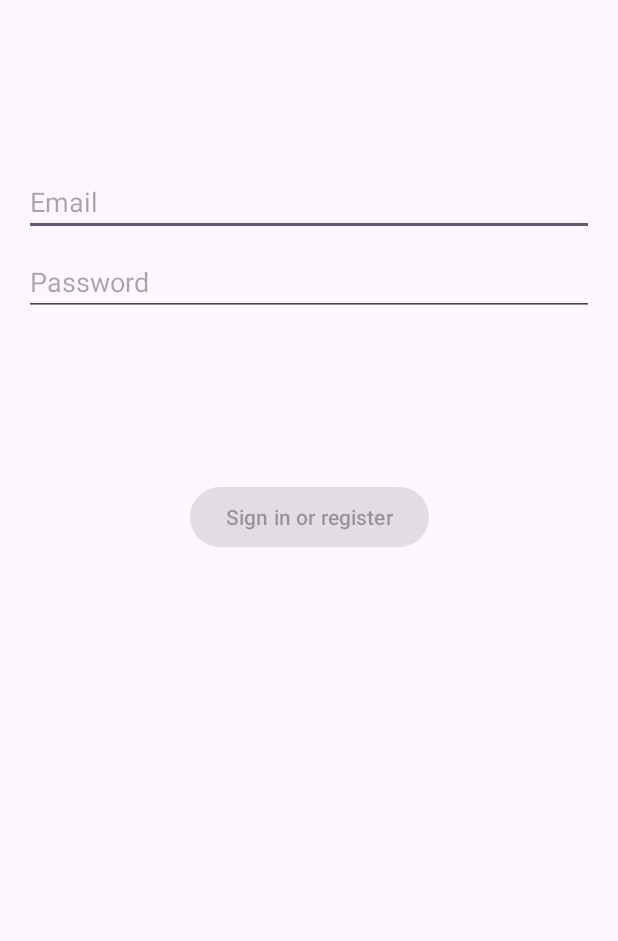
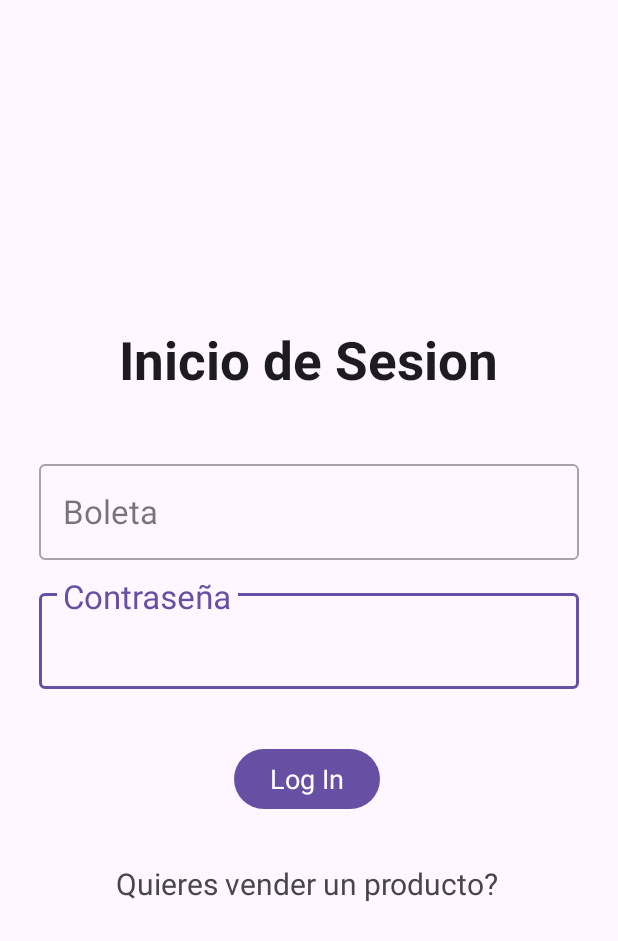
Before and after one commit to ShaytyReyna/MercaUPIICSA, an Android app: the LoginActivity screen opened directly, with no data from a screen before it, on a phone screen of 412 x 824 dp. Shown: the top 941 px of the screen. Run offline under Robolectric (Android 15) with nearby library versions, the phone set to English and light mode, and no system bars; 1 statement that could not run was skipped.

Commit message:
Agregar Register y Login
Se agregan las vistas que me paso Nami de Login y Register

```diff
--- a/app/src/main/java/com/example/proyectomovil/ui/login/LoginActivity.kt
+++ b/app/src/main/java/com/example/proyectomovil/ui/login/LoginActivity.kt
@@ -25,13 +25,14 @@ class LoginActivity : AppCompatActivity() {
         super.onCreate(savedInstanceState)
 
         binding = ActivityLoginBinding.inflate(layoutInflater)
-        setContentView(binding.root)
+        //setContentView(binding.root)
+        setContentView(R.layout.activity_login)
 
-        val username = binding.username
-        val password = binding.password
-        val login = binding.login
-        val loading = binding.loading
-
+        val username = binding.TILboleta
+        val password = binding.TILcontraseA
+        val login = binding.button
+        //val loading = binding.loading
+        /*
         loginViewModel = ViewModelProvider(this, LoginViewModelFactory())
             .get(LoginViewModel::class.java)
 
@@ -95,9 +96,9 @@ class LoginActivity : AppCompatActivity() {
                 loading.visibility = View.VISIBLE
                 loginViewModel.login(username.text.toString(), password.text.toString())
             }
-        }
+        }*/
     }
-
+/*
     private fun updateUiWithUser(model: LoggedInUserView) {
         val welcome = getString(R.string.welcome)
         val displayName = model.displayName
@@ -111,7 +112,7 @@ class LoginActivity : AppCompatActivity() {
 
     private fun showLoginFailed(@StringRes errorString: Int) {
         Toast.makeText(applicationContext, errorString, Toast.LENGTH_SHORT).show()
-    }
+    }*/
 }
 
 /**
--- a/app/src/main/res/layout/activity_login.xml
+++ b/app/src/main/res/layout/activity_login.xml
@@ -11,7 +11,88 @@
         android:paddingRight="@dimen/activity_horizontal_margin"
         android:paddingTop="@dimen/activity_vertical_margin"
         tools:context=".ui.login.LoginActivity">
+    <TextView
+            android:text="Inicio de Sesion"
+            android:layout_width="wrap_content"
+            android:layout_height="wrap_content"
+            android:id="@+id/iniciosesion"
+            android:textSize="35sp"
+            android:textStyle="bold"
+            app:layout_constraintTop_toTopOf="parent"
+            android:layout_marginTop="200dp"
+            app:layout_constraintEnd_toEndOf="parent"
+            app:layout_constraintStart_toStartOf="parent"
+            android:textAppearance="@style/TextAppearance.AppCompat.Large"
+            app:layout_constraintHorizontal_bias="0.498"/>
+    <Button
+            android:text="Log In"
+            android:layout_width="wrap_content"
+            android:layout_height="wrap_content"
+            android:id="@+id/button"
+            app:layout_constraintTop_toBottomOf="@+id/TILcontraseña"
+            android:layout_marginTop="36dp"
+            app:layout_constraintEnd_toEndOf="parent"
+            app:layout_constraintStart_toStartOf="parent"
+            app:layout_constraintHorizontal_bias="0.495"
+            android:textAppearance="@style/TextAppearance.AppCompat.Medium"/>
+    <com.google.android.material.textfield.TextInputLayout
+            style="@style/Widget.MaterialComponents.TextInputLayout.OutlinedBox"
+            android:layout_width="360dp"
+            android:layout_height="wrap_content"
+            android:hint="Contraseña"
 
+            app:layout_constraintTop_toBottomOf="@+id/TILboleta"
+            android:id="@+id/TILcontraseña"
+            app:layout_constraintEnd_toEndOf="parent"
+            app:layout_constraintStart_toStartOf="parent" android:layout_marginTop="12dp"
+            app:layout_constraintHorizontal_bias="0.49"
+            app:hintTextAppearance="@style/TextAppearance.AppCompat.Large"
+            app:counterOverflowTextAppearance="@style/TextAppearance.AppCompat.Display4"
+    >
+
+        <com.google.android.material.textfield.TextInputEditText
+                android:layout_width="match_parent"
+                android:layout_height="wrap_content"
+                android:inputType="textPassword"
+                android:textAppearance="@style/TextAppearance.AppCompat.Large"
+        />
+    </com.google.android.material.textfield.TextInputLayout>
+    <com.google.android.material.textfield.TextInputLayout
+            style="@style/Widget.MaterialComponents.TextInputLayout.OutlinedBox"
+            android:layout_width="360dp"
+            android:layout_height="wrap_content"
+            android:hint="Boleta"
+            android:textStyle="bold"
+            app:layout_constraintTop_toBottomOf="@+id/iniciosesion"
+            android:layout_marginTop="36dp"
+            android:id="@+id/TILboleta"
+            app:layout_constraintEnd_toEndOf="parent"
+            app:layout_constraintStart_toStartOf="parent"
+            app:layout_constraintHorizontal_bias="0.49"
+
+            app:hintTextAppearance="@style/TextAppearance.AppCompat.Large"
+            app:counterOverflowTextAppearance="@style/TextAppearance.AppCompat.Display4"
+            app:helperTextTextAppearance="@style/TextAppearance.AppCompat.Display3">
+
+        <com.google.android.material.textfield.TextInputEditText
+                android:layout_width="match_parent"
+                android:layout_height="wrap_content"
+                android:maxLength="10"
+                android:inputType="number"
+                android:textAppearance="@style/TextAppearance.AppCompat.Large" />
+    </com.google.android.material.textfield.TextInputLayout>
+    <TextView
+            android:text="Quieres vender un producto?"
+            android:layout_width="wrap_content"
+            android:layout_height="wrap_content"
+            android:id="@+id/textView2"
+            app:layout_constraintTop_toBottomOf="@+id/button"
+            android:layout_marginTop="32dp" android:textSize="20sp"
+            app:layout_constraintEnd_toEndOf="parent"
+            app:layout_constraintStart_toStartOf="parent"
+            app:layout_constraintHorizontal_bias="0.492"
+            android:textAppearance="@style/TextAppearance.AppCompat.Small"/>
+    <!--
     <EditText
             android:id="@+id/username"
             android:layout_width="0dp"
@@ -66,5 +147,5 @@
             app:layout_constraintStart_toStartOf="@+id/password"
             app:layout_constraintTop_toTopOf="parent"
             app:layout_constraintVertical_bias="0.3"/>
-
+-->
 </androidx.constraintlayout.widget.ConstraintLayout>
--- a/app/src/main/res/navigation/nav_graph.xml
+++ b/app/src/main/res/navigation/nav_graph.xml
@@ -4,6 +4,8 @@
             xmlns:tools="http://schemas.android.com/tools"
             android:id="@+id/nav_graph"
             app:startDestination="@id/FirstFragment">
+    <!--app:startDestination="@id/FirstFragment"
+    -->
 
     <fragment
             android:id="@+id/FirstFragment"
```
Also changed, not shown: app/src/main/java/com/example/proyectomovil/Home0Activity.kt (+11 -4 lines), app/src/main/res/layout/activity_home0.xml (+10 -11 lines), app/src/main/res/layout/activity_register.xml (added, +390 -0 lines), app/src/main/res/drawable/logou.jpg (added), 1 other file.
